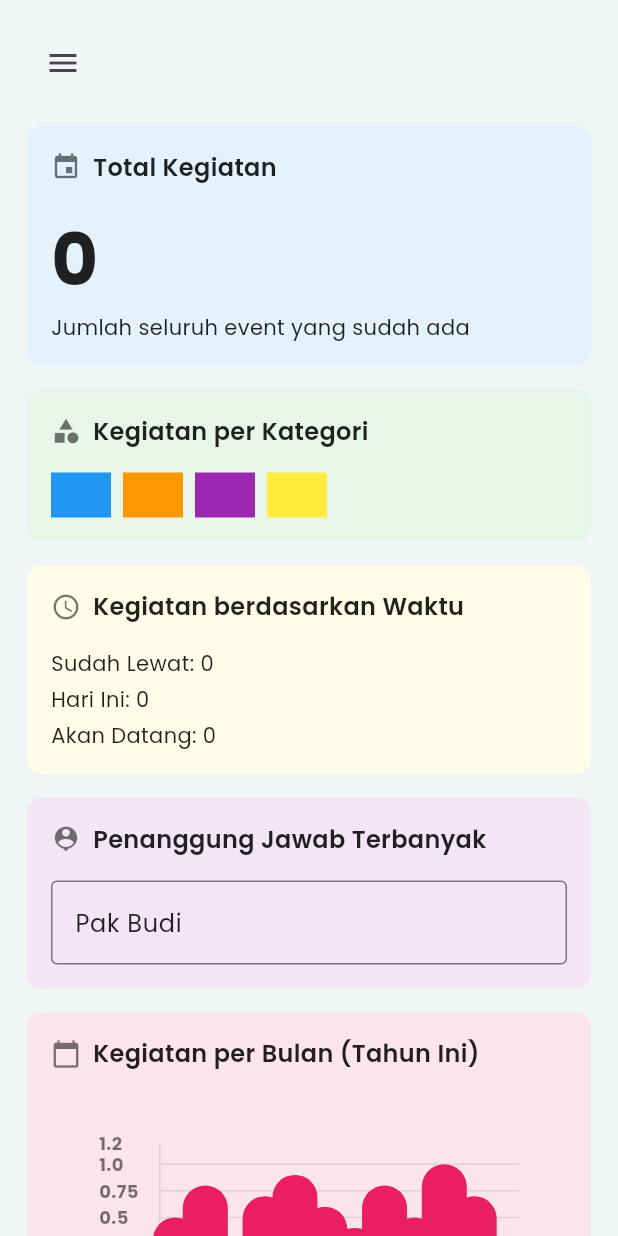
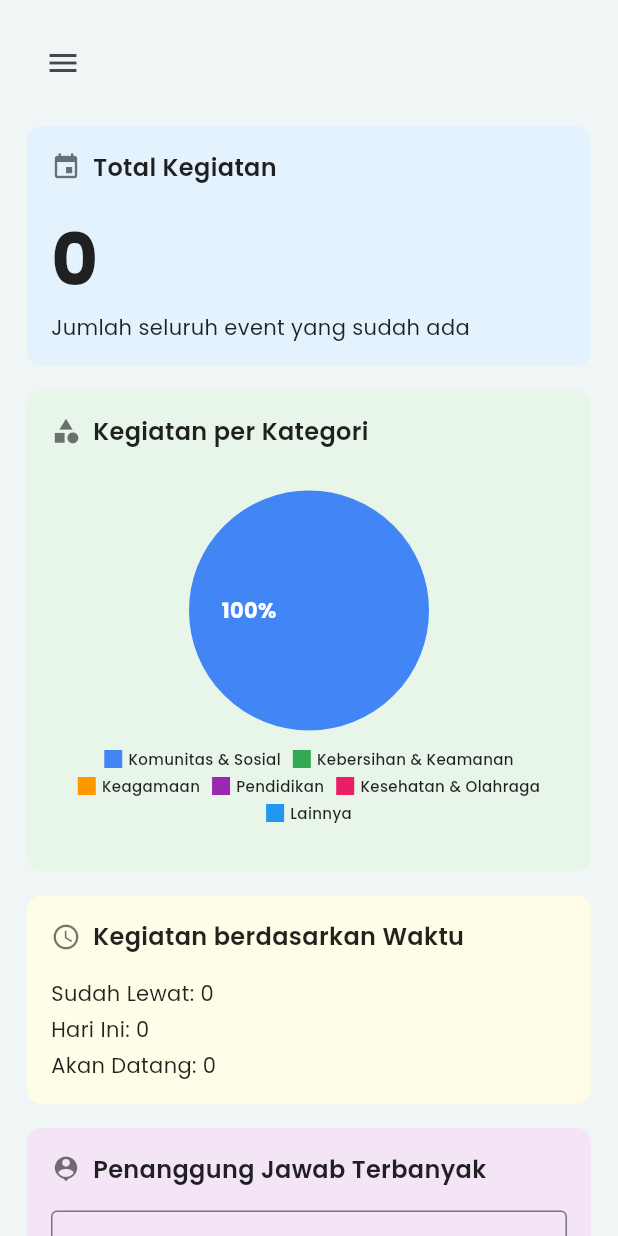
Before and after one commit to Ruphasa/Pentagram, a Flutter app: the DashboardScreen screen opened directly, on a phone screen of 412 x 824 dp. Run offline on Flutter 3.47's test engine with Material 3 defaults, Android fonts, the phone set to English and light mode, and no system bars; drawn by our look-alikes of fl_chart; our stand-ins replace google_fonts.

Commit message:
feat: add activity by category section on dashboard screen

```diff
--- a/lib/widgets/dashboard_grid.dart
+++ b/lib/widgets/dashboard_grid.dart
@@ -6,6 +6,24 @@ import 'package:pentagram/widgets/info_card.dart';
 
 class DashboardGrid extends StatelessWidget {
   const DashboardGrid({super.key});
+
+  Widget _buildLegendItem(String label, Color color) {
+    return Row(
+      mainAxisSize: MainAxisSize.min,
+      children: [
+        Container(
+          width: 12,
+          height: 12,
+          decoration: BoxDecoration(color: color, shape: BoxShape.rectangle),
+        ),
+        const SizedBox(width: 4),
+        Text(
+          label,
+          style: const TextStyle(fontSize: 10, fontWeight: FontWeight.w500),
+        ),
+      ],
+    );
+  }
 
   @override
   Widget build(BuildContext context) {
@@ -30,16 +48,114 @@ class DashboardGrid extends StatelessWidget {
         icon: Icons.category,
         color: const Color(0xFFE8F5E9),
         width: 300,
-        content: Row(
-          children: [
-            Container(width: 40, height: 30, color: Colors.blue),
-            const SizedBox(width: 8),
-            Container(width: 40, height: 30, color: Colors.orange),
-            const SizedBox(width: 8),
-            Container(width: 40, height: 30, color: Colors.purple),
-            const SizedBox(width: 8),
-            Container(width: 40, height: 30, color: Colors.yellow),
-          ],
+        content: Container(
+          height: 250,
+          padding: const EdgeInsets.all(16),
+          child: Column(
+            children: [
+              Expanded(
+                child: PieChart(
+                  PieChartData(
+                    sectionsSpace: 2,
+                    centerSpaceRadius: 0,
+                    sections: [
+                      PieChartSectionData(
+                        color: const Color(0xFF4285F4), // Blue
+                        value: 100,
+                        title: '100%',
+                        radius: 80,
+                        titleStyle: const TextStyle(
+                          fontSize: 14,
+                          fontWeight: FontWeight.bold,
+                          color: Colors.white,
+                        ),
+                      ),
+                      PieChartSectionData(
+                        color: const Color(0xFF34A853), // Green
+                        value: 0,
+                        title: '0%',
+                        radius: 80,
+                        titleStyle: const TextStyle(
+                          fontSize: 14,
+                          fontWeight: FontWeight.bold,
+                          color: Colors.white,
+                        ),
+                      ),
+                      PieChartSectionData(
+                        color: const Color(0xFFFF9800), // Orange
+                        value: 0,
+                        title: '0%',
+                        radius: 80,
+                        titleStyle: const TextStyle(
+                          fontSize: 14,
+                          fontWeight: FontWeight.bold,
+                          color: Colors.white,
+                        ),
+                      ),
+                      PieChartSectionData(
+                        color: const Color(0xFF9C27B0), // Purple
+                        value: 0,
+                        title: '0%',
+                        radius: 80,
+                        titleStyle: const TextStyle(
+                          fontSize: 14,
+                          fontWeight: FontWeight.bold,
+                          color: Colors.white,
+                        ),
+                      ),
+                      PieChartSectionData(
+                        color: const Color(0xFFE91E63), // Pink
+                        value: 0,
+                        title: '0%',
+                        radius: 80,
+                        titleStyle: const TextStyle(
+                          fontSize: 14,
+                          fontWeight: FontWeight.bold,
+                          color: Colors.white,
+                        ),
+                      ),
+                      PieChartSectionData(
+                        color: const Color(0xFF2196F3), // Light Blue
+                        value: 0,
+                        title: '0%',
+                        radius: 80,
+                        titleStyle: const TextStyle(
+                          fontSize: 14,
+                          fontWeight: FontWeight.bold,
+                          color: Colors.white,
+                        ),
+                      ),
+                    ],
+                    pieTouchData: PieTouchData(enabled: false),
+                  ),
+                ),
+              ),
+              const SizedBox(height: 16),
+              // Legend
+              Wrap(
+                alignment: WrapAlignment.center,
+                spacing: 8,
+                runSpacing: 4,
+                children: [
+                  _buildLegendItem(
+                    'Komunitas & Sosial',
+                    const Color(0xFF4285F4),
+                  ),
+                  _buildLegendItem(
+                    'Kebersihan & Keamanan',
+                    const Color(0xFF34A853),
+                  ),
+                  _buildLegendItem('Keagamaan', const Color(0xFFFF9800)),
+                  _buildLegendItem('Pendidikan', const Color(0xFF9C27B0)),
+                  _buildLegendItem(
+                    'Kesehatan & Olahraga',
+                    const Color(0xFFE91E63),
+                  ),
+                  _buildLegendItem('Lainnya', const Color(0xFF2196F3)),
+                ],
+              ),
+            ],
+          ),
         ),
       ),
       DashboardItem(
```
